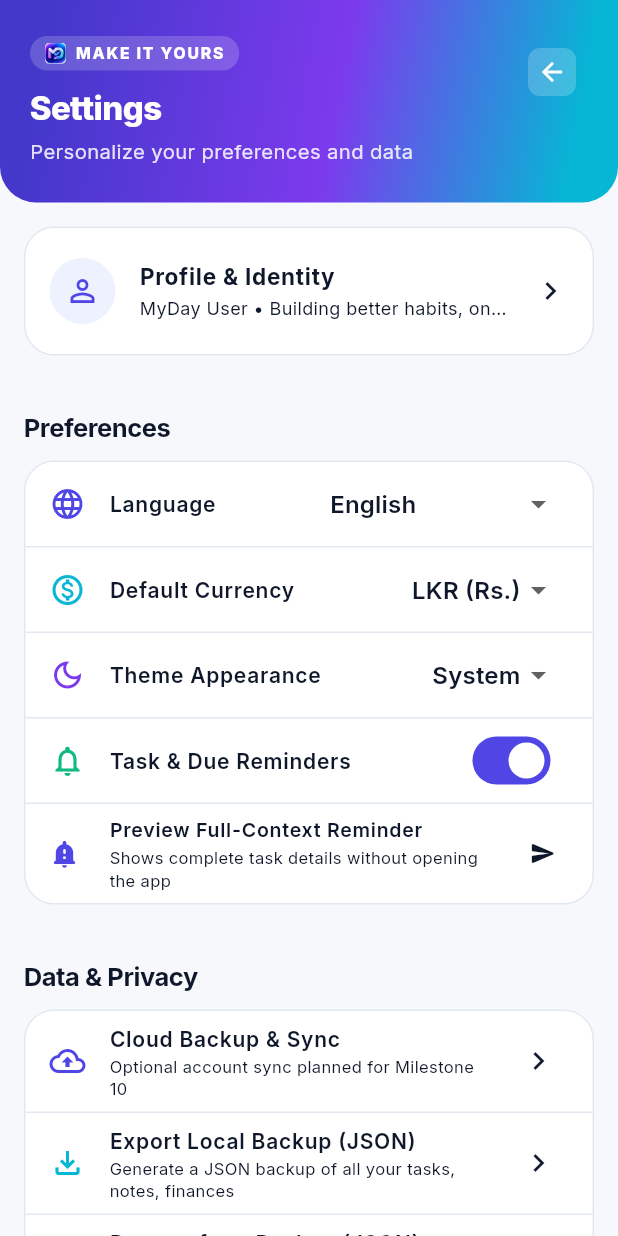
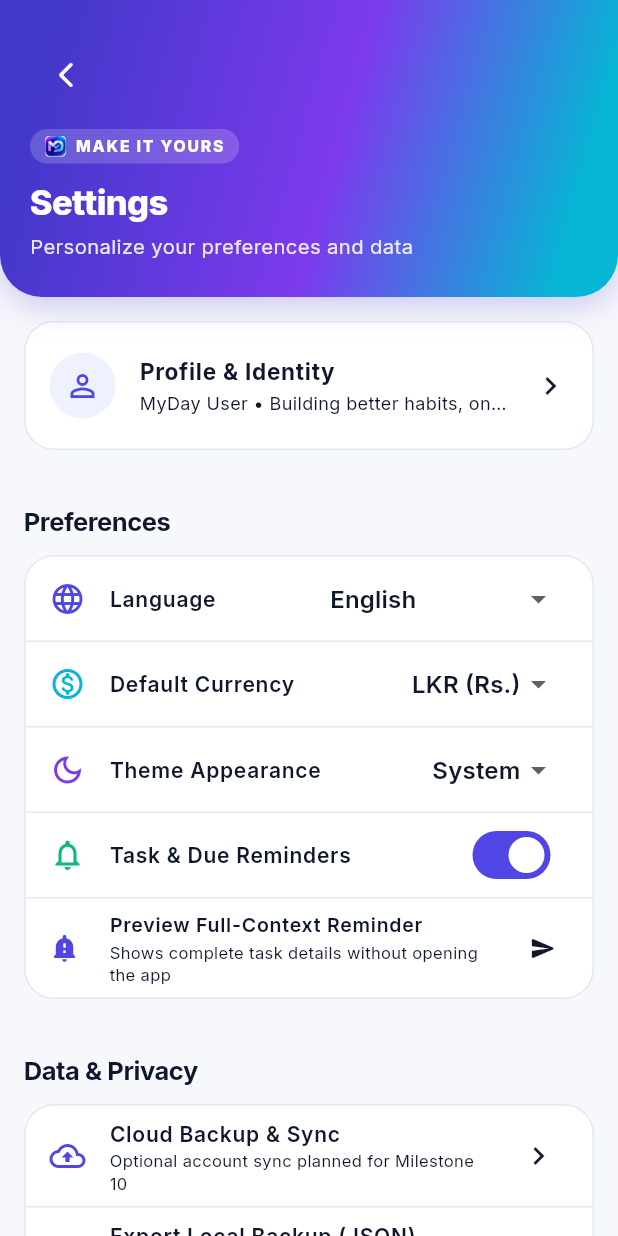
Before and after one commit to VTN02/My-Day, a Flutter app: the screen it shows after launch, after a tap on the "settings" icon, on a phone screen of 412 x 824 dp. Run offline on Flutter 3.47's test engine with Material 3 defaults, Android fonts, the phone set to English and light mode, and no system bars; our stand-ins replace drift, flutter_riverpod, go_router, google_fonts; accounts and stored records are empty; generated files the repository leaves out were written again.

Commit message:
style(layout): implement edge-to-edge status bar padding with leading back navigation and modern bottom navigation dock with gesture bar safe area

```diff
--- a/apps/mobile/lib/core/widgets/custom_bottom_navigation.dart
+++ b/apps/mobile/lib/core/widgets/custom_bottom_navigation.dart
@@ -1,4 +1,5 @@
 import 'package:flutter/material.dart';
+import 'package:flutter/services.dart';
 import '../theme/app_colors.dart';
 import '../theme/app_radius.dart';
 
@@ -15,7 +16,7 @@ class BottomNavItem {
   });
 }
 
-/// Custom Bottom Navigation Bar for MyDay.
+/// Modern Edge-to-Edge Bottom Navigation Dock matching flagship mobile OS patterns.
 class CustomBottomNavigation extends StatelessWidget {
   final int currentIndex;
   final ValueChanged<int> onTap;
@@ -31,25 +32,47 @@ class CustomBottomNavigation extends StatelessWidget {
   @override
   Widget build(BuildContext context) {
     final isDark = Theme.of(context).brightness == Brightness.dark;
-    final bgColor = isDark ? AppColors.darkCardSurface : Colors.white;
-    final borderColor = isDark ? AppColors.darkBorder : AppColors.lightBorder;
+    final bottomInset = MediaQuery.paddingOf(context).bottom;
 
-    return Container(
+    final bgColor = isDark
+        ? const Color(0xF2121829)
+        : const Color(0xF8FFFFFF);
+
+    final borderColor = isDark
+        ? AppColors.darkBorder.withValues(alpha: 0.8)
+        : AppColors.lightBorder.withValues(alpha: 0.9);
+
+    final unselectedColor = isDark
+        ? const Color(0xFF64748B)
+        : const Color(0xFF94A3B8);
+
+    return AnnotatedRegion<SystemUiOverlayStyle>(
+      value: SystemUiOverlayStyle(
+        systemNavigationBarColor: Colors.transparent,
+        systemNavigationBarDividerColor: Colors.transparent,
+        systemNavigationBarIconBrightness:
+            isDark ? Brightness.light : Brightness.dark,
+      ),
+      child: Container(
         decoration: BoxDecoration(
           color: bgColor,
-        border: Border(top: BorderSide(color: borderColor, width: 1)),
+          border: Border(
+            top: BorderSide(color: borderColor, width: 1),
+          ),
           boxShadow: [
             BoxShadow(
-            color: Colors.black.withValues(alpha: isDark ? 0.2 : 0.04),
-            blurRadius: 16,
-            offset: const Offset(0, -4),
+              color: Colors.black.withValues(alpha: isDark ? 0.35 : 0.05),
+              blurRadius: 18,
+              offset: const Offset(0, -3),
             ),
           ],
         ),
-      child: SafeArea(
-        top: false,
+        padding: EdgeInsets.only(
+          bottom: bottomInset > 0 ? bottomInset : 8,
+          top: 6,
+        ),
         child: SizedBox(
-          height: 64,
+          height: 56,
           child: Row(
             mainAxisAlignment: MainAxisAlignment.spaceAround,
             children: List.generate(items.length, (index) {
@@ -57,25 +80,31 @@ class CustomBottomNavigation extends StatelessWidget {
               final isSelected = currentIndex == index;
 
               return Expanded(
+                child: Material(
+                  color: Colors.transparent,
                   child: InkWell(
-                  onTap: () => onTap(index),
+                    onTap: () {
+                      HapticFeedback.selectionClick();
+                      onTap(index);
+                    },
                     splashColor: AppColors.primaryIndigo.withValues(alpha: 0.1),
                     highlightColor: Colors.transparent,
+                    borderRadius: BorderRadius.circular(16),
                     child: Column(
                       mainAxisAlignment: MainAxisAlignment.center,
                       children: [
                         AnimatedContainer(
-                        duration: const Duration(milliseconds: 200),
-                        curve: Curves.easeInOut,
+                          duration: const Duration(milliseconds: 220),
+                          curve: Curves.easeOutCubic,
                           padding: const EdgeInsets.symmetric(
-                          horizontal: 14,
+                            horizontal: 16,
                             vertical: 4,
                           ),
                           decoration: BoxDecoration(
                             color: isSelected
                                 ? (isDark
-                                    ? AppColors.darkSoftIndigo
-                                    : AppColors.lightSoftIndigo)
+                                    ? AppColors.primaryIndigo.withValues(alpha: 0.22)
+                                    : AppColors.primaryIndigo.withValues(alpha: 0.12))
                                 : Colors.transparent,
                             borderRadius: AppRadius.pillRadius,
                           ),
@@ -84,27 +113,27 @@ class CustomBottomNavigation extends StatelessWidget {
                             size: 22,
                             color: isSelected
                                 ? AppColors.primaryIndigo
-                              : (isDark
-                                    ? AppColors.darkSecondaryText
-                                    : AppColors.lightSecondaryText),
+                                : unselectedColor,
                           ),
                         ),
-                      const SizedBox(height: 2),
+                        const SizedBox(height: 3),
                         Text(
                           item.label,
+                          maxLines: 1,
+                          overflow: TextOverflow.ellipsis,
                           style: TextStyle(
                             fontSize: 10.5,
                             fontWeight: isSelected
                                 ? FontWeight.w700
                                 : FontWeight.w500,
+                            letterSpacing: -0.1,
                             color: isSelected
                                 ? AppColors.primaryIndigo
-                              : (isDark
-                                    ? AppColors.darkSecondaryText
-                                    : AppColors.lightSecondaryText),
+                                : unselectedColor,
                           ),
                         ),
                       ],
+                    ),
                   ),
                 ),
               );
--- a/apps/mobile/lib/core/widgets/gradient_header.dart
+++ b/apps/mobile/lib/core/widgets/gradient_header.dart
@@ -1,9 +1,11 @@
 import 'package:flutter/material.dart';
+import 'package:flutter/services.dart';
 import '../theme/app_gradients.dart';
 import '../theme/app_radius.dart';
 
-/// Premium gradient banner header used at the top of primary screens.
+/// Premium edge-to-edge gradient banner header matching modern mobile OS standards.
 class GradientHeader extends StatelessWidget {
+  final Widget? leading;
   final String eyebrow;
   final String title;
   final String? subtitle;
@@ -13,6 +15,7 @@ class GradientHeader extends StatelessWidget {
 
   const GradientHeader({
     super.key,
+    this.leading,
     required this.eyebrow,
     required this.title,
     this.subtitle,
@@ -23,20 +26,49 @@ class GradientHeader extends StatelessWidget {
 
   @override
   Widget build(BuildContext context) {
-    return Container(
+    final topInset = MediaQuery.paddingOf(context).top;
+    final effectiveTopPadding = topInset > 0 ? topInset + 10 : 26.0;
+
+    return AnnotatedRegion<SystemUiOverlayStyle>(
+      value: const SystemUiOverlayStyle(
+        statusBarColor: Colors.transparent,
+        statusBarIconBrightness: Brightness.light,
+        statusBarBrightness: Brightness.dark,
+      ),
+      child: Container(
         width: double.infinity,
         decoration: BoxDecoration(
           gradient: gradient,
           borderRadius: const BorderRadius.only(
-          bottomLeft: Radius.circular(24),
-          bottomRight: Radius.circular(24),
+            bottomLeft: Radius.circular(28),
+            bottomRight: Radius.circular(28),
           ),
+          boxShadow: [
+            BoxShadow(
+              color: AppGradients.primaryBrand.colors.first.withValues(alpha: 0.25),
+              blurRadius: 18,
+              offset: const Offset(0, 6),
             ),
-      padding: const EdgeInsets.fromLTRB(20, 24, 20, 24),
+          ],
+        ),
+        padding: EdgeInsets.fromLTRB(20, effectiveTopPadding, 20, 24),
         child: Column(
           crossAxisAlignment: CrossAxisAlignment.start,
           mainAxisSize: MainAxisSize.min,
           children: [
+            // Top Navigation & Action Row
+            if (leading != null) ...[
+              Row(
+                mainAxisAlignment: MainAxisAlignment.spaceBetween,
+                children: [
+                  leading!,
+                  ?trailing,
+                ],
+              ),
+              const SizedBox(height: 12),
+            ],
+
+            // Main Header Information
             Row(
               crossAxisAlignment: CrossAxisAlignment.start,
               mainAxisAlignment: MainAxisAlignment.spaceBetween,
@@ -83,7 +115,7 @@ class GradientHeader extends StatelessWidget {
                         title,
                         style: const TextStyle(
                           color: Colors.white,
-                        fontSize: 22,
+                          fontSize: 23,
                           fontWeight: FontWeight.w800,
                           letterSpacing: -0.4,
                         ),
@@ -93,7 +125,7 @@ class GradientHeader extends StatelessWidget {
                         Text(
                           subtitle!,
                           style: TextStyle(
-                          color: Colors.white.withValues(alpha: 0.85),
+                            color: Colors.white.withValues(alpha: 0.88),
                             fontSize: 13.5,
                             fontWeight: FontWeight.w400,
                           ),
@@ -102,15 +134,20 @@ class GradientHeader extends StatelessWidget {
                     ],
                   ),
                 ),
-              if (trailing != null) ...[const SizedBox(width: 12), trailing!],
+                if (leading == null && trailing != null) ...[
+                  const SizedBox(width: 12),
+                  trailing!,
+                ],
               ],
             ),
+
             if (bottomChild != null) ...[
-            const SizedBox(height: 16),
+              const SizedBox(height: 18),
               bottomChild!,
             ],
           ],
         ),
+      ),
     );
   }
 }
--- a/apps/mobile/lib/features/profile/presentation/profile_screen.dart
+++ b/apps/mobile/lib/features/profile/presentation/profile_screen.dart
@@ -272,18 +272,20 @@ class _ProfileScreenState extends ConsumerState<ProfileScreen> {
         slivers: [
           SliverToBoxAdapter(
             child: GradientHeader(
+              leading: IconButton(
+                icon: const Icon(
+                  Icons.arrow_back_ios_new_rounded,
+                  color: Colors.white,
+                  size: 20,
+                ),
+                padding: EdgeInsets.zero,
+                constraints: const BoxConstraints(),
+                onPressed: () => context.pop(),
+              ),
               eyebrow: 'Personal Identity',
               title: 'User Profile',
               subtitle:
                   'Your personal data stays 100% on this device in SQLite',
-              trailing: IconButton(
-                icon: const Icon(
-                  Icons.arrow_back,
-                  color: Colors.white,
-                  size: 22,
-                ),
-                onPressed: () => context.pop(),
-              ),
             ),
           ),
           SliverPadding(
--- a/apps/mobile/lib/features/settings/presentation/settings_screen.dart
+++ b/apps/mobile/lib/features/settings/presentation/settings_screen.dart
@@ -366,24 +366,19 @@ class _SettingsScreenState extends ConsumerState<SettingsScreen> {
         slivers: [
           SliverToBoxAdapter(
             child: GradientHeader(
+              leading: IconButton(
+                icon: const Icon(
+                  Icons.arrow_back_ios_new_rounded,
+                  color: Colors.white,
+                  size: 20,
+                ),
+                padding: EdgeInsets.zero,
+                constraints: const BoxConstraints(),
+                onPressed: () => context.pop(),
+              ),
               eyebrow: 'Make It Yours',
               title: 'Settings',
               subtitle: 'Personalize your preferences and data',
-              trailing: IconButton(
-                icon: Container(
-                  padding: const EdgeInsets.all(6),
-                  decoration: BoxDecoration(
-                    color: Colors.white.withValues(alpha: 0.2),
-                    borderRadius: AppRadius.smRadius,
-                  ),
-                  child: const Icon(
-                    Icons.arrow_back,
-                    color: Colors.white,
-                    size: 20,
-                  ),
-                ),
-                onPressed: () => context.pop(),
-              ),
             ),
           ),
           SliverPadding(
--- a/apps/mobile/lib/main.dart
+++ b/apps/mobile/lib/main.dart
@@ -1,8 +1,17 @@
 import 'package:flutter/material.dart';
+import 'package:flutter/services.dart';
 import 'package:flutter_riverpod/flutter_riverpod.dart';
 import 'app/app.dart';
 
 void main() {
   WidgetsFlutterBinding.ensureInitialized();
+  SystemChrome.setEnabledSystemUIMode(SystemUiMode.edgeToEdge);
+  SystemChrome.setSystemUIOverlayStyle(
+    const SystemUiOverlayStyle(
+      statusBarColor: Colors.transparent,
+      systemNavigationBarColor: Colors.transparent,
+      systemNavigationBarDividerColor: Colors.transparent,
+    ),
+  );
   runApp(const ProviderScope(child: MyDayApp()));
 }
```
Lines whose indentation alone changed are shown as unchanged.
